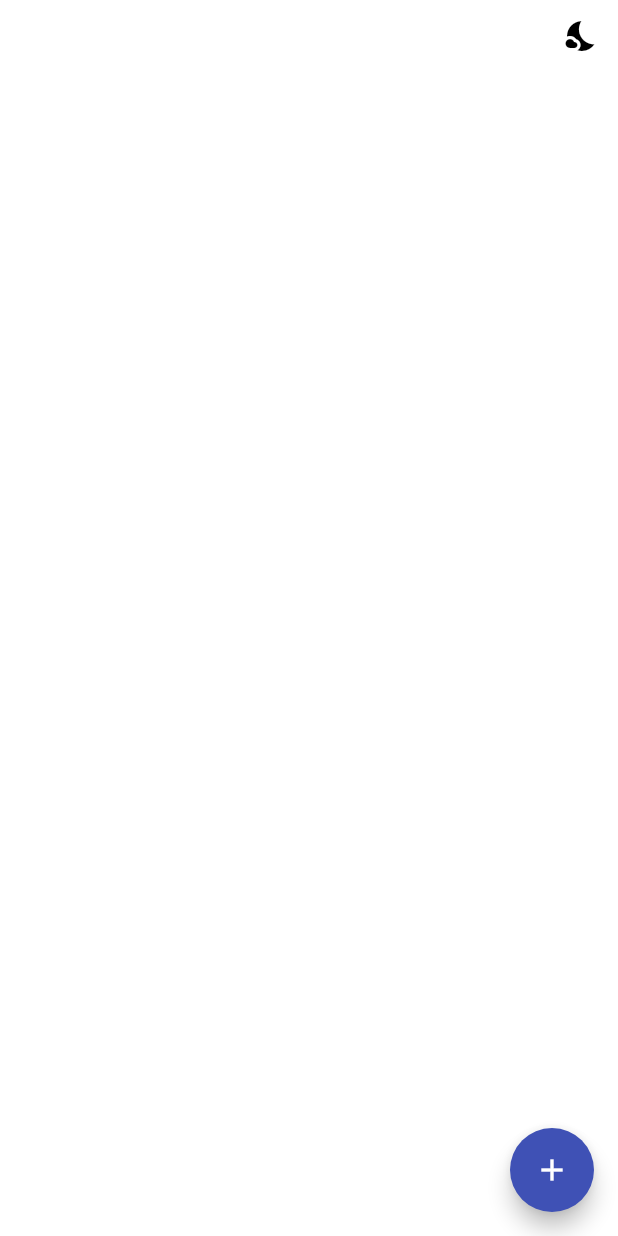
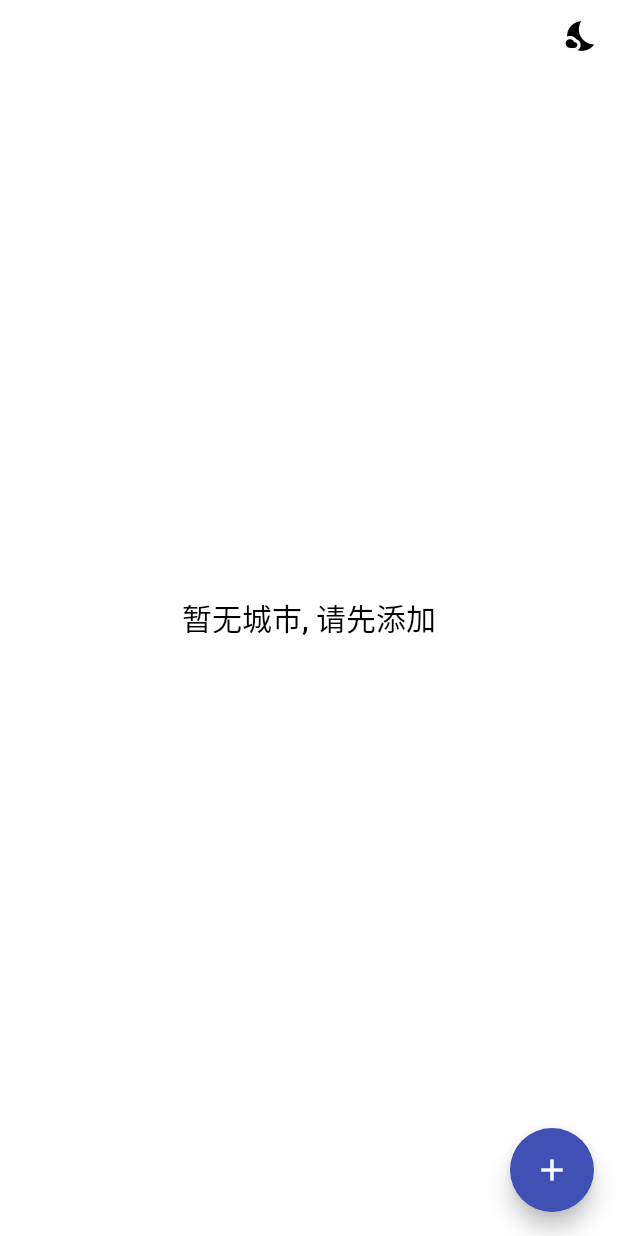
Before and after one commit to icefee/simple_weather, a Flutter app: the screen it shows after launch, on a phone screen of 412 x 824 dp. Run offline on Flutter 3.47's test engine with Material 2 defaults, Android fonts, the phone set to English and light mode, and no system bars; our stand-ins replace permission_handler; missing offline and left inert: amap_flutter_location.

Commit message:
兼容多平台

```diff
--- a/lib/pages/home.dart
+++ b/lib/pages/home.dart
@@ -1,4 +1,5 @@
 import 'package:flutter/cupertino.dart';
+import 'package:flutter/foundation.dart';
 import 'package:flutter/material.dart';
 import 'package:flutter/services.dart';
 import '../tools/locate.dart';
@@ -100,7 +101,7 @@ class Home extends StatefulWidget {
 
 class HomeState extends State<Home> {
   Map<String, Object> _locationResult;
-  Locate _locate = Locate();
+  Locate _locate;
   StreamSubscription<Map<String, Object>> _listener;
   String _city = '';
   ColorTheme _colorTheme = ColorTheme.light;
@@ -108,12 +109,22 @@ class HomeState extends State<Home> {
   PageController _pageController;
   bool padding = false;
   int page = -1;
-  final Duration pageControllerDuraction = Duration(milliseconds: 400);
+  final Duration pageControllerDuration = Duration(milliseconds: 400);
   final Curve pageControllerCurve = Curves.bounceInOut;
 
   @override
   void initState() {
     super.initState();
+
+    _pageController = PageController();
+
+    if (kIsWeb) {
+      return;
+    }
+
+    if (Platform.isIOS || Platform.isAndroid) {
+
+      _locate = Locate();
 
       /// 动态申请定位权限
       requestPermission();
@@ -125,7 +136,7 @@ class HomeState extends State<Home> {
 
       ///注册定位结果监听
       _listener = _locate.addListener(onLocate);
-    _pageController = PageController();
+    }
   }
 
   void onLocate(value) {
@@ -223,13 +234,15 @@ class HomeState extends State<Home> {
   }
 
   void toCity(int page) {
-    _pageController?.animateToPage(page, duration: pageControllerDuraction, curve: pageControllerCurve);
+    WidgetsBinding.instance.addPostFrameCallback((timeStamp) {
+      _pageController?.animateToPage(page, duration: pageControllerDuration, curve: pageControllerCurve);
+    });
   }
 
   void removeCity(int index) {
     page = index - 1;
-    _pageController.previousPage(duration: pageControllerDuraction, curve: pageControllerCurve);
-    Future.delayed(pageControllerDuraction, () {
+    _pageController.previousPage(duration: pageControllerDuration, curve: pageControllerCurve);
+    Future.delayed(pageControllerDuration, () {
       cities.removeAt(index);
       setState(() {});
     });
@@ -280,7 +293,7 @@ class HomeState extends State<Home> {
               return SafeArea(
                 child: Stack(
                   children: [
-                    PageView.builder(
+                    cities.length > 0 ? PageView.builder(
                       itemCount: cities.length,
                       controller: _pageController,
                       onPageChanged: (int _) {
@@ -495,6 +508,8 @@ class HomeState extends State<Home> {
                           ],
                         );
                       },
+                    ) : Center(
+                      child: Text('暂无城市, 请先添加', style: Theme.of(context).textTheme.bodyText1),
                     ),
                     Align(
                       alignment: Alignment.topRight,
--- a/pubspec.yaml
+++ b/pubspec.yaml
@@ -30,6 +30,7 @@ dependencies:
   cupertino_icons: ^1.0.2
   amap_flutter_location: ^2.0.0
   permission_handler: ^7.1.0
+  http: ^0.13.3
 
 dev_dependencies:
   flutter_test:
```
Also changed, not shown: lib/tools/http.dart (+7 -1 lines), pubspec.lock. Lines whose indentation alone changed are shown as unchanged.
